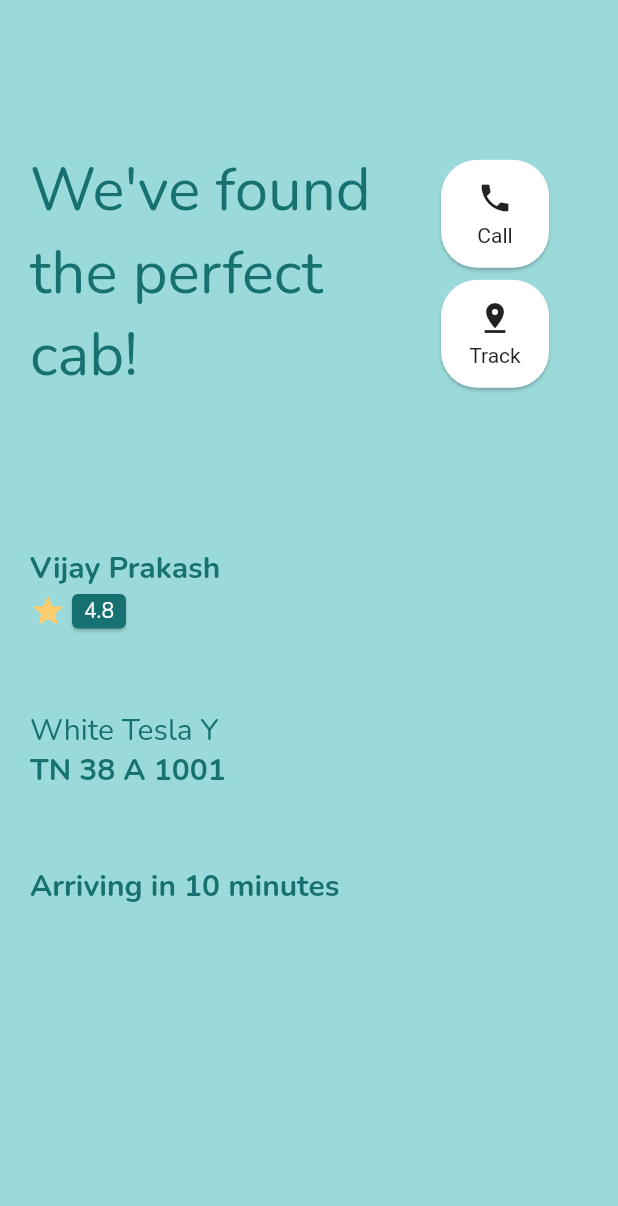
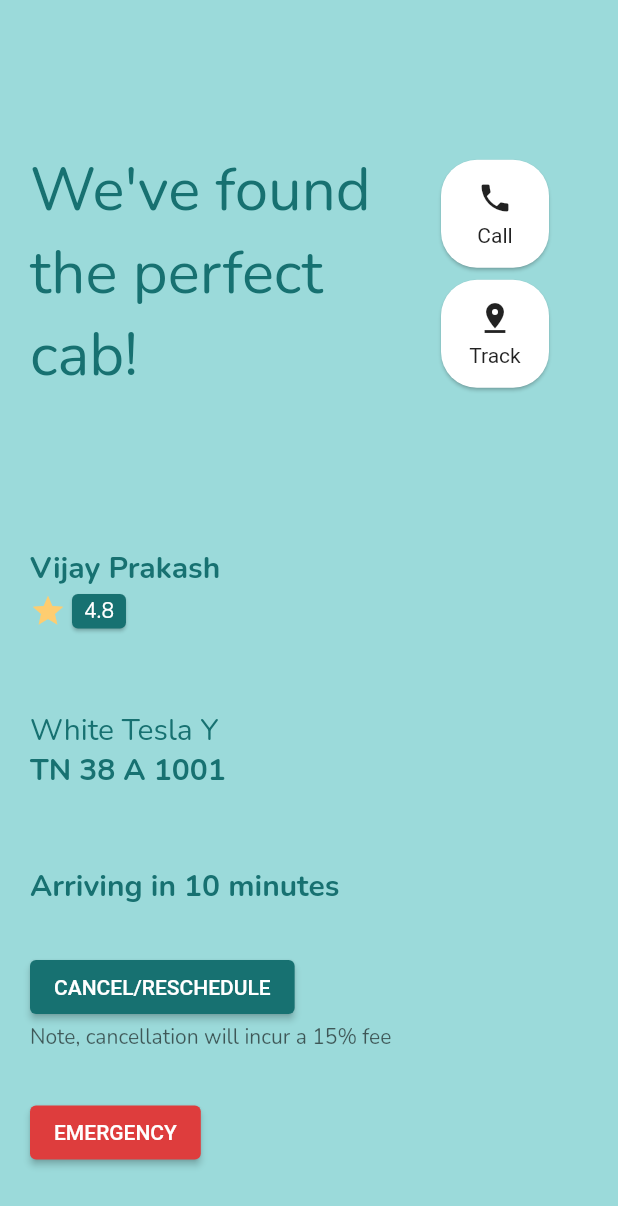
Before and after one commit to cyberwizard1001/cab_hiring_flutter, a Flutter app: the CabInfoPage screen opened directly, on a phone screen of 412 x 824 dp. Shown: the top 1206 px of the screen. Run offline on Flutter 3.47's test engine with Material 2 defaults, Android fonts, the phone set to English and light mode, and no system bars; our stand-ins replace flutter_svg, font_awesome_flutter, google_fonts, google_maps_flutter, oktoast, smooth_page_indicator; missing offline and left inert: flutter_rounded_date_picker, timer_button.

Commit message:
Added emergency, cancel buttons to cab_info_page.dart

```diff
--- a/lib/screens/cab_info_page.dart
+++ b/lib/screens/cab_info_page.dart
@@ -113,8 +113,31 @@ class _CabInfoPageState extends State<CabInfoPage> {
                       style: GoogleFonts.nunito(
                           color: Color(0xff177171),
                           fontWeight: FontWeight.bold,
-                      fontSize: 20),
+                          fontSize: 20),
                     ),
+                    SizedBox(
+                      height: 30,
+                    ),
+                    ElevatedButton(
+                      onPressed: () {},
+                      child: Text('CANCEL/RESCHEDULE'),
+                      style:
+                          ElevatedButton.styleFrom(primary: Color(0xff177171)),
+                    ),
+                    Text(
+                      'Note, cancellation will incur a 15% fee',
+                      style: GoogleFonts.nunito(
+                          color: Colors.black.withOpacity(0.6)),
+                    ),
+                    const SizedBox(
+                      height: 30,
+                    ),
+                    ElevatedButton(
+                      onPressed: () {},
+                      child: Text('EMERGENCY'),
+                      style:
+                          ElevatedButton.styleFrom(primary: colors.errorColor),
+                    )
                   ],
                 ),
               ),
@@ -126,5 +149,4 @@ class _CabInfoPageState extends State<CabInfoPage> {
   }
 }
 
-
 //115 113 114 6 9 16 88 89
```
